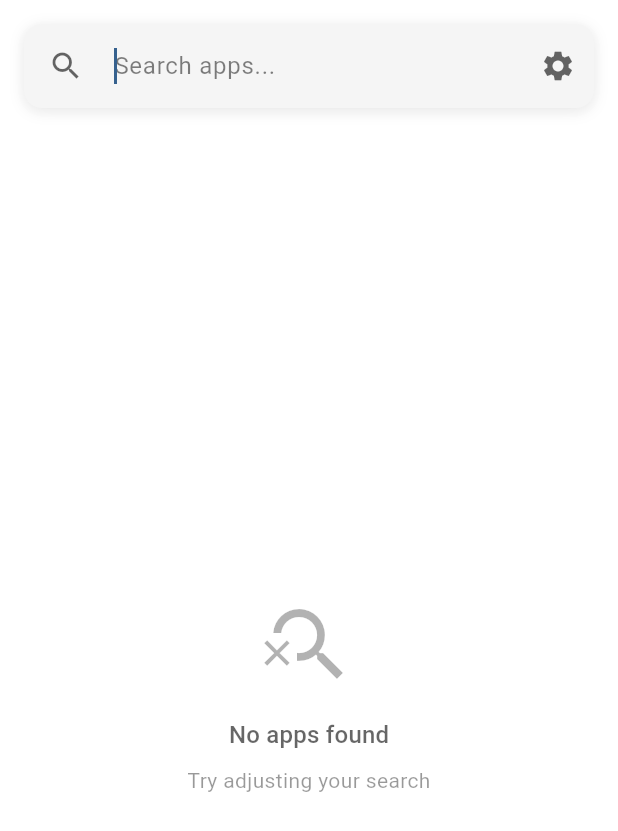
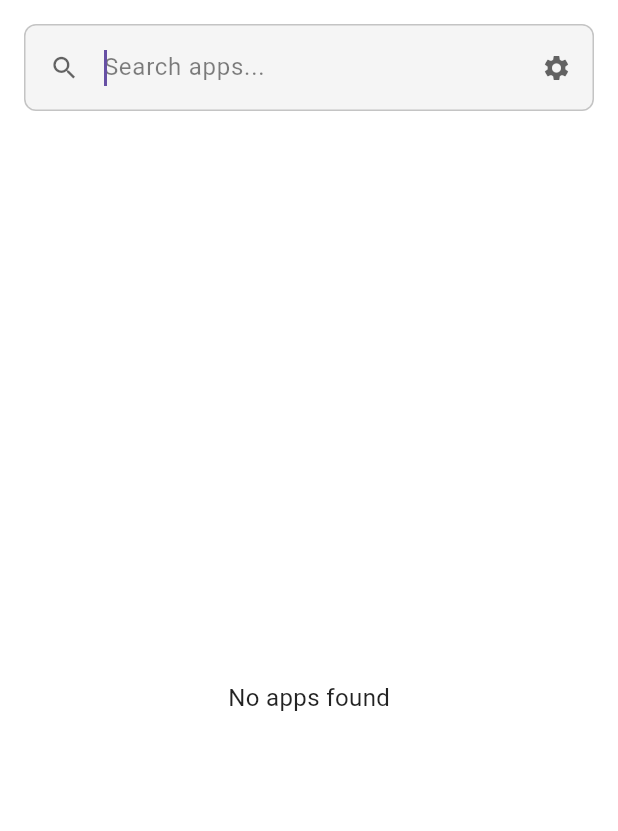
Before and after one commit to yamodiji/APP_D, a Flutter app: the screen it shows after launch, on a phone screen of 412 x 824 dp. Shown: the top 831 px of the screen. Run offline on Flutter 3.47's test engine with Material 3 defaults, Android fonts, the phone set to English and light mode, and no system bars; our stand-ins replace shared_preferences; missing offline and left inert: flutter_displaymode, fuzzy, installed_apps.

Commit message:
Simplify UI and reduce app size - remove unnecessary dependencies and complex styling

```diff
--- a/lib/providers/theme_provider.dart
+++ b/lib/providers/theme_provider.dart
@@ -22,94 +22,19 @@ class ThemeProvider extends ChangeNotifier {
       (_themeMode == ThemeMode.system &&
        WidgetsBinding.instance.platformDispatcher.platformBrightness == Brightness.dark);
 
-  // Theme definitions
+  // Simplified theme definitions
   ThemeData get lightTheme => ThemeData(
     useMaterial3: true,
     brightness: Brightness.light,
-    colorScheme: ColorScheme.fromSeed(
-      seedColor: AppConstants.primaryColor,
-      brightness: Brightness.light,
-    ),
-    appBarTheme: const AppBarTheme(
-      backgroundColor: Colors.transparent,
-      elevation: 0,
-      iconTheme: IconThemeData(color: Colors.black87),
-    ),
-    scaffoldBackgroundColor: Colors.white.withOpacity(_backgroundOpacity),
-    cardTheme: CardTheme(
-      elevation: 2,
-      shape: RoundedRectangleBorder(
-        borderRadius: BorderRadius.circular(AppConstants.borderRadius),
-      ),
-    ),
-    inputDecorationTheme: InputDecorationTheme(
-      filled: true,
-      fillColor: Colors.grey[100],
-      border: OutlineInputBorder(
-        borderRadius: BorderRadius.circular(AppConstants.borderRadius),
-        borderSide: BorderSide.none,
-      ),
-      contentPadding: const EdgeInsets.symmetric(
-        horizontal: AppConstants.paddingMedium,
-        vertical: AppConstants.paddingSmall,
-      ),
-    ),
-    elevatedButtonTheme: ElevatedButtonThemeData(
-      style: ElevatedButton.styleFrom(
-        shape: RoundedRectangleBorder(
-          borderRadius: BorderRadius.circular(AppConstants.borderRadius),
-        ),
-        padding: const EdgeInsets.symmetric(
-          horizontal: AppConstants.paddingLarge,
-          vertical: AppConstants.paddingMedium,
-        ),
-      ),
-    ),
+    primarySwatch: Colors.blue,
+    scaffoldBackgroundColor: Colors.white,
   );
 
   ThemeData get darkTheme => ThemeData(
     useMaterial3: true,
     brightness: Brightness.dark,
-    colorScheme: ColorScheme.fromSeed(
-      seedColor: AppConstants.primaryColor,
-      brightness: Brightness.dark,
-    ),
-    appBarTheme: const AppBarTheme(
-      backgroundColor: Colors.transparent,
-      elevation: 0,
-      iconTheme: IconThemeData(color: Colors.white70),
-    ),
-    scaffoldBackgroundColor: Colors.black.withOpacity(_backgroundOpacity),
-    cardTheme: CardTheme(
-      elevation: 4,
-      color: Colors.grey[900],
-      shape: RoundedRectangleBorder(
-        borderRadius: BorderRadius.circular(AppConstants.borderRadius),
-      ),
-    ),
-    inputDecorationTheme: InputDecorationTheme(
-      filled: true,
-      fillColor: Colors.grey[800],
-      border: OutlineInputBorder(
-        borderRadius: BorderRadius.circular(AppConstants.borderRadius),
-        borderSide: BorderSide.none,
-      ),
-      contentPadding: const EdgeInsets.symmetric(
-        horizontal: AppConstants.paddingMedium,
-        vertical: AppConstants.paddingSmall,
-      ),
-    ),
-    elevatedButtonTheme: ElevatedButtonThemeData(
-      style: ElevatedButton.styleFrom(
-        shape: RoundedRectangleBorder(
-          borderRadius: BorderRadius.circular(AppConstants.borderRadius),
-        ),
-        padding: const EdgeInsets.symmetric(
-          horizontal: AppConstants.paddingLarge,
-          vertical: AppConstants.paddingMedium,
-        ),
-      ),
-    ),
+    primarySwatch: Colors.blue,
+    scaffoldBackgroundColor: Colors.black,
   );
 
   // Methods to update theme settings
@@ -153,28 +78,23 @@ class ThemeProvider extends ChangeNotifier {
     _backgroundOpacity = _prefs.getDouble(AppConstants.backgroundOpacityKey) ?? 0.9;
   }
 
-  // Get appropriate text color based on current theme
+  // Simplified color methods
   Color getTextColor(BuildContext context) {
     return isDarkMode ? Colors.white : Colors.black87;
   }
 
-  // Get appropriate accent color
   Color getAccentColor(BuildContext context) {
-    return isDarkMode ? AppConstants.accentColor : AppConstants.primaryColor;
+    return Colors.blue;
   }
 
-  // Get appropriate background color with opacity
   Color getBackgroundColor(BuildContext context) {
-    final baseColor = isDarkMode ? Colors.black : Colors.white;
-    return baseColor.withOpacity(_backgroundOpacity);
+    return isDarkMode ? Colors.black : Colors.white;
   }
 
-  // Get appropriate card color
   Color getCardColor(BuildContext context) {
     return isDarkMode ? Colors.grey[900]! : Colors.white;
   }
 
-  // Get appropriate surface color
   Color getSurfaceColor(BuildContext context) {
     return isDarkMode ? Colors.grey[800]! : Colors.grey[100]!;
   }
--- a/lib/utils/constants.dart
+++ b/lib/utils/constants.dart
@@ -19,8 +19,8 @@ class AppConstants {
 
   // Performance constants
   static const int maxSearchResults = 50;
-  static const int maxSearchHistory = 20;
-  static const int maxMostUsedApps = 10;
+  static const int maxSearchHistory = 10;
+  static const int maxMostUsedApps = 8;
   static const int debounceDelayMs = 100;
   static const int animationDurationMs = 150;
 
@@ -34,24 +34,9 @@ class AppConstants {
   static const double paddingSmall = 8.0;
   static const double paddingMedium = 16.0;
   static const double paddingLarge = 24.0;
-  static const double borderRadius = 12.0;
-
-  // Colors
-  static const Color primaryColor = Color(0xFF2196F3);
-  static const Color primaryDarkColor = Color(0xFF1976D2);
-  static const Color accentColor = Color(0xFF03DAC6);
-  static const Color errorColor = Color(0xFFB00020);
+  static const double borderRadius = 8.0;
 
   // Search configuration
   static const double searchThreshold = 0.6;
   static const int minSearchLength = 1;
-
-  // Widget configuration
-  static const String widgetTitle = 'Speed Drawer';
-  static const String widgetDescription = 'Quick app search';
-
-  // Quick actions
-  static const String quickActionSearch = 'search';
-  static const String quickActionFavorites = 'favorites';
-  static const String quickActionSettings = 'settings';
 }
--- a/lib/widgets/app_grid_widget.dart
+++ b/lib/widgets/app_grid_widget.dart
@@ -4,7 +4,6 @@ import 'package:provider/provider.dart';
 import '../models/app_info.dart';
 import '../providers/theme_provider.dart';
 import '../providers/settings_provider.dart';
-import '../widgets/app_item_widget.dart';
 import '../utils/constants.dart';
 
 class AppGridWidget extends StatelessWidget {
@@ -21,90 +20,87 @@ class AppGridWidget extends StatelessWidget {
 
   @override
   Widget build(BuildContext context) {
+    return Consumer2<ThemeProvider, SettingsProvider>(
+      builder: (context, themeProvider, settingsProvider, child) {
         if (apps.isEmpty) {
-      return _buildEmptyState(context);
+          return Center(
+            child: Text(
+              'No apps found',
+              style: TextStyle(
+                color: themeProvider.getTextColor(context),
+                fontSize: 16,
+              ),
+            ),
+          );
         }
 
-    return Consumer2<ThemeProvider, SettingsProvider>(
-      builder: (context, themeProvider, settingsProvider, child) {
-        // Calculate grid dimensions based on screen size and icon size
-        final screenWidth = MediaQuery.of(context).size.width;
-        final iconSize = settingsProvider.iconSize;
-        final itemWidth = iconSize + AppConstants.paddingMedium * 2;
-        final crossAxisCount = (screenWidth / itemWidth).floor().clamp(3, 6);
-
-        return Padding(
-          padding: const EdgeInsets.symmetric(
-            horizontal: AppConstants.paddingSmall,
-          ),
-          child: CustomScrollView(
-            physics: const BouncingScrollPhysics(),
-            slivers: [
-              // Performance optimized grid
-              SliverGrid(
+        return GridView.builder(
+          padding: const EdgeInsets.all(AppConstants.paddingMedium),
           gridDelegate: SliverGridDelegateWithFixedCrossAxisCount(
-                  crossAxisCount: crossAxisCount,
-                  childAspectRatio: 0.9,
+            crossAxisCount: _getCrossAxisCount(context, settingsProvider.iconSize),
+            childAspectRatio: 0.8,
             crossAxisSpacing: AppConstants.paddingSmall,
             mainAxisSpacing: AppConstants.paddingSmall,
           ),
-                delegate: SliverChildBuilderDelegate(
-                  (context, index) {
+          itemCount: apps.length,
+          itemBuilder: (context, index) {
             final app = apps[index];
-                    return AppItemWidget(
-                      app: app,
+            return GestureDetector(
               onTap: () => onAppTap(app),
               onLongPress: () => onAppLongPress(app),
-                      animationsEnabled: settingsProvider.animationsEnabled,
-                    );
-                  },
-                  childCount: apps.length,
-                  addAutomaticKeepAlives: false,
-                  addRepaintBoundaries: true,
+              child: Column(
+                mainAxisAlignment: MainAxisAlignment.center,
+                children: [
+                  // App icon
+                  Container(
+                    width: settingsProvider.iconSize,
+                    height: settingsProvider.iconSize,
+                    decoration: BoxDecoration(
+                      borderRadius: BorderRadius.circular(8),
+                    ),
+                    child: ClipRRect(
+                      borderRadius: BorderRadius.circular(8),
+                      child: app.icon != null
+                          ? Image.memory(
+                              app.icon!,
+                              fit: BoxFit.cover,
+                            )
+                          : Container(
+                              color: themeProvider.getSurfaceColor(context),
+                              child: Icon(
+                                Icons.android,
+                                size: settingsProvider.iconSize * 0.6,
+                                color: themeProvider.getTextColor(context),
+                              ),
+                            ),
                     ),
                   ),
 
-              // Bottom padding
-              const SliverToBoxAdapter(
-                child: SizedBox(height: AppConstants.paddingLarge),
+                  const SizedBox(height: 4),
+
+                  // App name
+                  Text(
+                    app.displayName,
+                    style: TextStyle(
+                      color: themeProvider.getTextColor(context),
+                      fontSize: 12,
+                    ),
+                    textAlign: TextAlign.center,
+                    maxLines: 2,
+                    overflow: TextOverflow.ellipsis,
                   ),
                 ],
               ),
             );
           },
         );
-  }
-
-  Widget _buildEmptyState(BuildContext context) {
-    return Consumer<ThemeProvider>(
-      builder: (context, themeProvider, child) {
-        return Center(
-          child: Column(
-            mainAxisAlignment: MainAxisAlignment.center,
-            children: [
-              Icon(
-                Icons.search_off,
-                size: 64,
-                color: themeProvider.getTextColor(context).withOpacity(0.3),
-              ),
-              const SizedBox(height: AppConstants.paddingMedium),
-              Text(
-                'No apps found',
-                style: Theme.of(context).textTheme.titleMedium?.copyWith(
-                  color: themeProvider.getTextColor(context).withOpacity(0.6),
-                ),
-              ),
-              const SizedBox(height: AppConstants.paddingSmall),
-              Text(
-                'Try adjusting your search',
-                style: Theme.of(context).textTheme.bodyMedium?.copyWith(
-                  color: themeProvider.getTextColor(context).withOpacity(0.4),
-                ),
-              ),
-            ],
-          ),
-        );
       },
     );
   }
+
+  int _getCrossAxisCount(BuildContext context, double iconSize) {
+    final screenWidth = MediaQuery.of(context).size.width;
+    final itemWidth = iconSize + 32; // icon + padding
+    return (screenWidth / itemWidth).floor().clamp(3, 6);
   }
+}
--- a/lib/widgets/search_bar_widget.dart
+++ b/lib/widgets/search_bar_widget.dart
@@ -45,13 +45,10 @@ class _SearchBarWidgetState extends State<SearchBarWidget> {
           decoration: BoxDecoration(
             color: themeProvider.getSurfaceColor(context),
             borderRadius: BorderRadius.circular(AppConstants.borderRadius),
-            boxShadow: [
-              BoxShadow(
-                color: Colors.black.withOpacity(0.1),
-                blurRadius: 8,
-                offset: const Offset(0, 2),
-              ),
-            ],
+            border: Border.all(
+              color: themeProvider.getTextColor(context).withOpacity(0.2),
+              width: 1,
+            ),
           ),
           child: Row(
             children: [
@@ -63,7 +60,7 @@ class _SearchBarWidgetState extends State<SearchBarWidget> {
                 child: Icon(
                   Icons.search,
                   color: themeProvider.getTextColor(context).withOpacity(0.6),
-                  size: 24,
+                  size: 20,
                 ),
               ),
 
@@ -106,7 +103,8 @@ class _SearchBarWidgetState extends State<SearchBarWidget> {
                     Icons.clear,
                     color: themeProvider.getTextColor(context).withOpacity(0.6),
                   ),
-                  tooltip: 'Clear search',
+                  iconSize: 20,
+                  tooltip: 'Clear',
                 ),
 
               // Settings button
@@ -116,6 +114,7 @@ class _SearchBarWidgetState extends State<SearchBarWidget> {
                   Icons.settings,
                   color: themeProvider.getTextColor(context).withOpacity(0.6),
                 ),
+                iconSize: 20,
                 tooltip: 'Settings',
               ),
             ],
```
Also changed, not shown: lib/providers/app_provider.dart (+13 -10 lines), lib/widgets/app_item_widget.dart (deleted, +0 -193 lines), lib/widgets/quick_actions_widget.dart (+15 -74 lines), pubspec.yaml (+0 -11 lines), pubspec.lock, 1 other file. Lines whose indentation alone changed are shown as unchanged.
